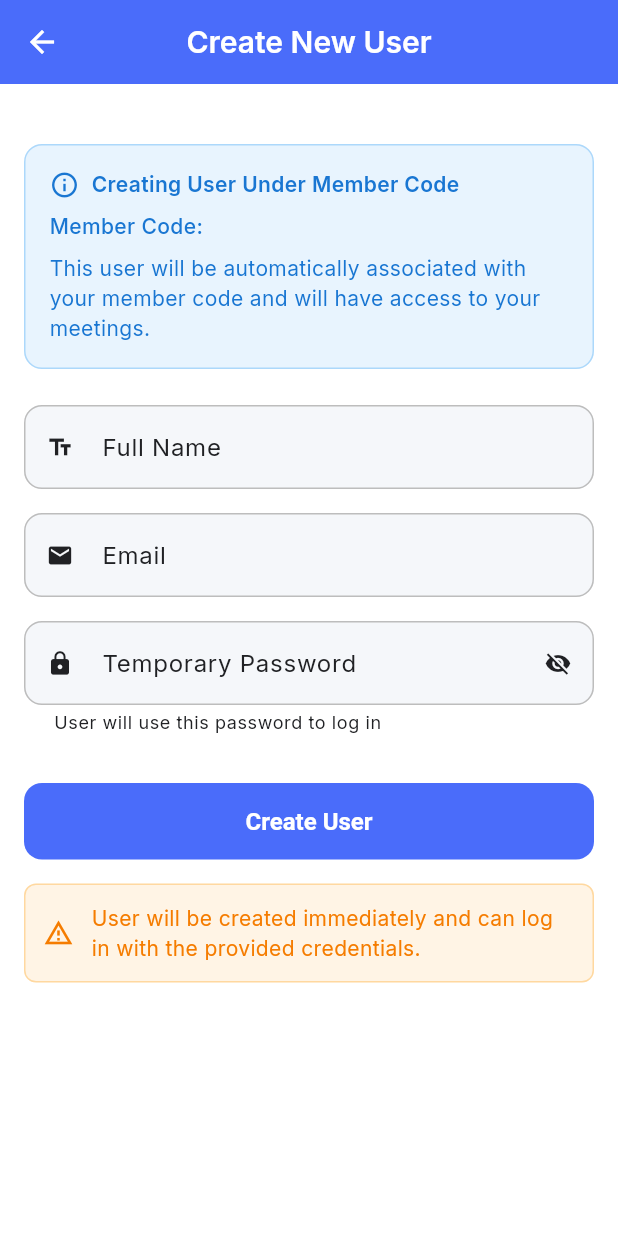
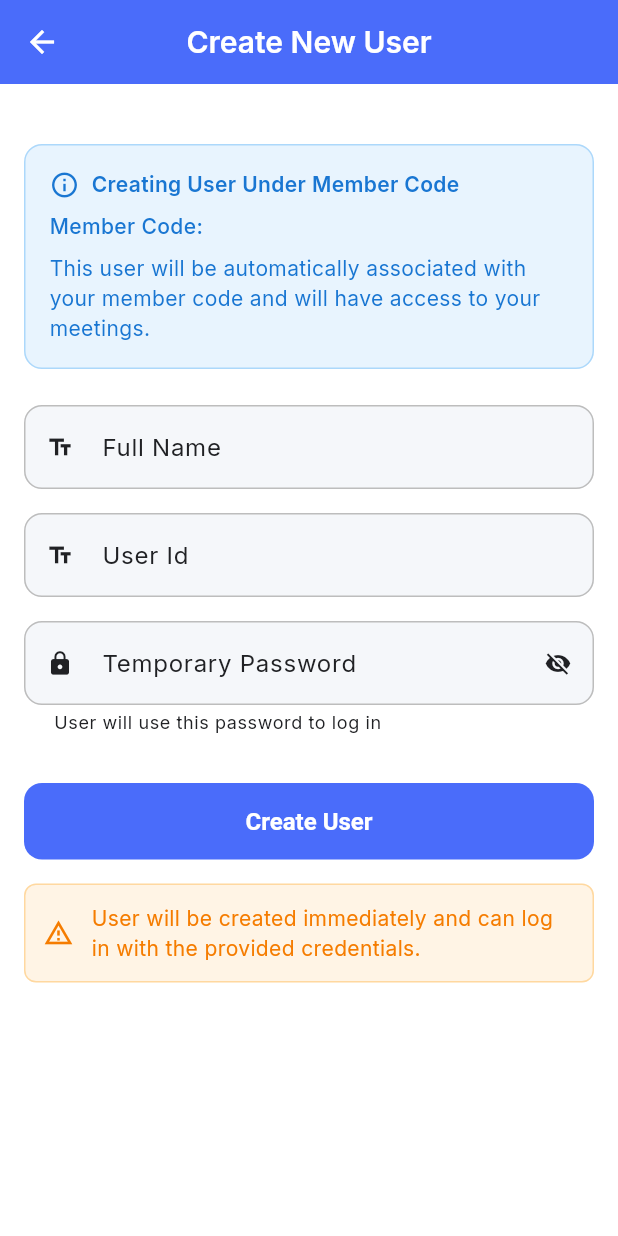
Before and after one commit to Abhishek00p/secured_agora_calling_app, a Flutter app: the UsersScreen screen opened by its route, after a tap on the "add" icon, on a phone screen of 412 x 824 dp. Run offline on Flutter 3.47's test engine with Material 3 defaults, Android fonts, the phone set to English and light mode, and no system bars; our stand-ins replace audioplayers, cloud_firestore, firebase_auth, firebase_core, get, google_fonts and 3 more; missing offline and left inert: agora_rtc_engine; accounts and stored records are empty; network calls fail.

Commit message:
Major changes - subscription added for all new user creation - meeting ui alignment - removed mute functionality - enhancements

```diff
--- a/lib/core/models/app_user_model.dart
+++ b/lib/core/models/app_user_model.dart
@@ -101,30 +101,27 @@ class Subscription {
   final DateTime startDate;
   final DateTime expiryDate;
 
-  Subscription({this.plan = '', DateTime? startDate, DateTime? expiryDate})
-    : startDate = startDate ?? DateTime.fromMillisecondsSinceEpoch(0),
-      expiryDate = expiryDate ?? DateTime.fromMillisecondsSinceEpoch(0);
+  Subscription({
+    this.plan = '',
+    DateTime? startDate,
+    DateTime? expiryDate,
+  })  : startDate = startDate ?? DateTime.fromMillisecondsSinceEpoch(0),
+        expiryDate = expiryDate ?? DateTime.fromMillisecondsSinceEpoch(0);
 
   factory Subscription.fromJson(Map<String, dynamic>? json) {
     if (json == null) return Subscription.toEmpty();
-    print(
-      " we are inside usermodel parsing user data and subscription data re : $json",
-    );
     return Subscription(
       plan: json['plan'] as String? ?? '',
-      startDate:
-          json['startDate'] is String
-              ? DateTime.parse(json['startDate'])
-              : json['startDate'] is Timestamp
-              ? (json['startDate'] as Timestamp?)?.toDate()
-              : null,
-      expiryDate:
-          json['expiryDate'] is String
-              ? DateTime.parse(json['expiryDate'])
-              : json['expiryDate'] is Timestamp
-              ? (json['expiryDate'] as Timestamp?)?.toDate()
-              : null,
+      startDate: _parseDate(json['startDate']),
+      expiryDate: _parseDate(json['expiryDate']),
     );
+  }
+
+  static DateTime _parseDate(dynamic value) {
+    if (value == null) return DateTime.fromMillisecondsSinceEpoch(0);
+    if (value is Timestamp) return value.toDate();
+    if (value is String && value.isNotEmpty) return DateTime.parse(value);
+    return DateTime.fromMillisecondsSinceEpoch(0);
   }
 
   Map<String, dynamic> toJson() {
@@ -135,7 +132,9 @@ class Subscription {
     };
   }
 
-  bool get isEmpty => plan.isEmpty;
+  bool get isEmpty =>
+      plan.isEmpty && startDate.millisecondsSinceEpoch == 0 && expiryDate.millisecondsSinceEpoch == 0;
+
   static Subscription toEmpty() => Subscription();
 
   Subscription copyWith({
--- a/lib/core/services/app_firebase_service.dart
+++ b/lib/core/services/app_firebase_service.dart
@@ -3,6 +3,7 @@ import 'dart:math';
 import 'package:cloud_firestore/cloud_firestore.dart';
 import 'package:firebase_auth/firebase_auth.dart';
 import 'package:flutter/material.dart';
+import 'package:get/get.dart';
 import 'package:secured_calling/core/constants.dart';
 import 'package:secured_calling/core/models/member_model.dart';
 import 'package:secured_calling/core/services/http_service.dart';
@@ -947,4 +948,8 @@ class AppFirebaseService {
       rethrow;
     }
   }
+
+
+
+
 }
--- a/lib/features/auth/views/login_screen.dart
+++ b/lib/features/auth/views/login_screen.dart
@@ -166,8 +166,8 @@ class _LoginFormState extends State<LoginForm> {
         children: [
           AppTextFormField(
             controller: loginRegisterController.loginEmailController,
-            labelText: 'Email',
-            type: AppTextFormFieldType.email,
+            labelText: 'User Id',
+            type: AppTextFormFieldType.text,
           ),
 
           const SizedBox(height: 16),
--- a/lib/features/home/views/home_screen.dart
+++ b/lib/features/home/views/home_screen.dart
@@ -2,7 +2,10 @@ import 'package:flutter/services.dart';
 import 'package:secured_calling/core/extensions/app_int_extension.dart';
 import 'package:secured_calling/core/extensions/app_string_extension.dart';
 import 'package:secured_calling/core/extensions/app_color_extension.dart';
+import 'package:secured_calling/core/extensions/date_time_extension.dart';
+import 'package:secured_calling/core/models/app_user_model.dart';
 import 'package:secured_calling/core/routes/app_router.dart';
+import 'package:secured_calling/core/services/app_firebase_service.dart';
 
 import 'package:secured_calling/core/services/app_local_storage.dart';
 import 'package:secured_calling/core/services/app_user_role_service.dart';
@@ -14,6 +17,7 @@ import 'package:secured_calling/features/home/views/membar_tab_view_widget.dart'
 import 'package:secured_calling/features/home/views/user_tab.dart';
 import 'package:secured_calling/features/home/views/users_screen.dart';
 import 'package:flutter/material.dart';
+import 'package:secured_calling/utils/app_logger.dart';
 import 'package:secured_calling/utils/app_tost_util.dart';
 
 enum UserType { user, member }
@@ -81,11 +85,15 @@ class _HomeScreenState extends State<HomeScreen>
     );
   }
 
+   AppUser user = AppUser.toEmpty();
+
   @override
   void initState() {
     super.initState();
     _tabController = TabController(length: 2, vsync: this);
-
+    WidgetsBinding.instance.addPostFrameCallback((_) {
+    loadUserData();
+    });
     _tabController.addListener(() {
       if (_tabController.indexIsChanging) {
         setState(() {
@@ -93,10 +101,17 @@ class _HomeScreenState extends State<HomeScreen>
         });
       }
     });
+  }
 
-    WidgetsBinding.instance.addPostFrameCallback((_) {
-      // _showNotificationPermissionSheet(context);
+  Future<void> loadUserData() async {
+    try{
+    final data = await AppFirebaseService.instance.getUserData(AppLocalStorage.getUserDetails().userId.toString());
+    setState(() {
+      user = AppUser.fromJson(data.data() as Map<String, dynamic>);
     });
+    }catch(e){
+      AppLogger.print("error while fetching user data in home screen : $e");
+    }
   }
 
   @override
@@ -107,7 +122,6 @@ class _HomeScreenState extends State<HomeScreen>
 
   @override
   Widget build(BuildContext context) {
-    final user = AppLocalStorage.getUserDetails();
 
     return PopScope(
       canPop: false,
@@ -302,7 +316,7 @@ class _HomeScreenState extends State<HomeScreen>
                           ),
                           8.w,
                           Text(
-                            'Expires: ${user.planExpiryDate ?? 'N/A'}',
+                            'Expires: ${user.subscription.expiryDate.formatDate ?? 'N/A'}',
                             style: const TextStyle(
                               color: Colors.white,
                               fontSize: 12,
--- a/lib/features/home/views/user_creation_form.dart
+++ b/lib/features/home/views/user_creation_form.dart
@@ -155,17 +155,13 @@ class _UserCreationFormState extends State<UserCreationForm> {
               // Email Field
               AppTextFormField(
                 controller: _emailController,
-                labelText: 'Email',
-                type: AppTextFormFieldType.email,
+                labelText: 'User Id',
+                type: AppTextFormFieldType.text,
                 validator: (value) {
                   if (value == null || value.isEmpty) {
-                    return 'Please enter the user\'s email';
+                    return 'Please enter the user\'s Id';
                   }
-                  if (!RegExp(
-                    r'^[\w-\.]+@([\w-]+\.)+[\w-]{2,4}$',
-                  ).hasMatch(value)) {
-                    return 'Please enter a valid email';
-                  }
+
                   return null;
                 },
               ),
--- a/lib/main.dart
+++ b/lib/main.dart
@@ -1,3 +1,5 @@
+import 'dart:collection';
+
 import 'package:flutter/material.dart';
 import 'package:get/get.dart';
 import 'package:secured_calling/app/app.dart';
@@ -32,7 +34,6 @@ void main() async {
   // }
 
   await AppLocalStorage.init();
-
   // Initialize AppLifecycleManager
   Get.put(AppLifecycleManager());
   // Initialize AppSoundService
```
Also changed, not shown: lib/features/admin/admin_home.dart (+37 -26 lines), lib/features/home/views/user_tab.dart (+16 -5 lines), lib/features/home/views/users_screen.dart (+6 -44 lines), lib/features/meeting/views/agora_meeting_room.dart (+31 -27 lines), lib/widgets/user_credentials_dialog.dart (+41 -0 lines), 2 other files.
